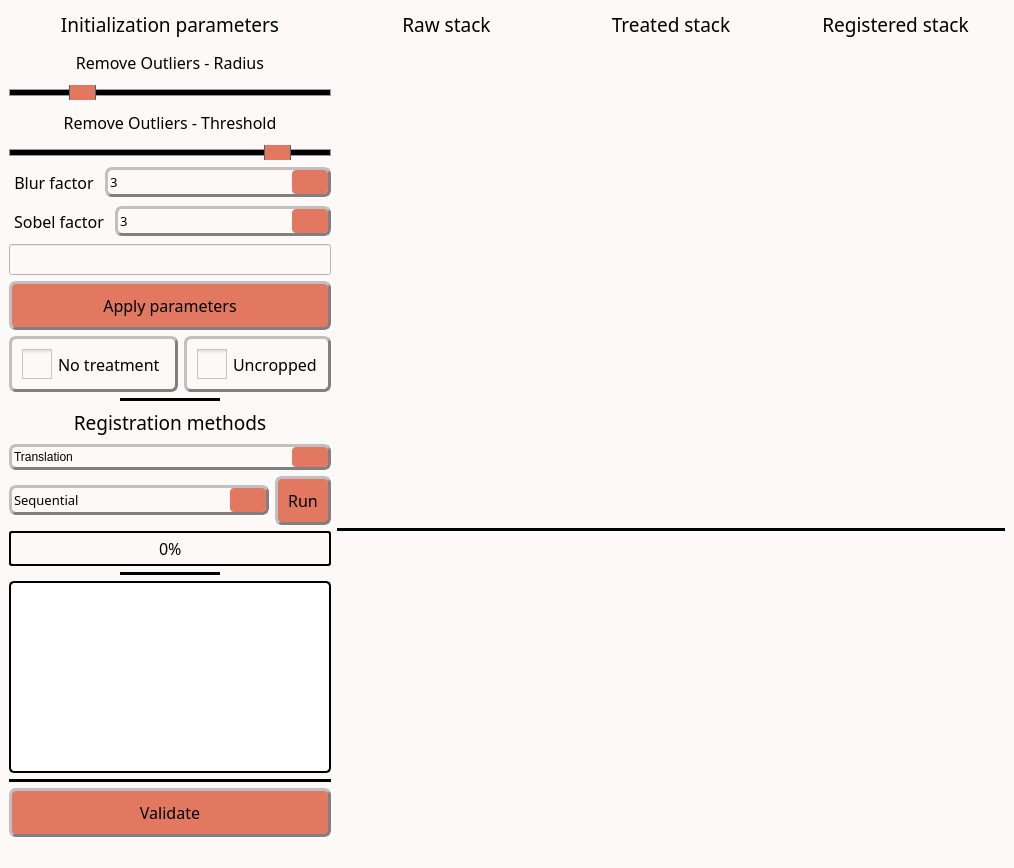
Above: inichord/Registration.ui from Cyril-Langlois/iniCHORD before the change. Below: the same form after it.
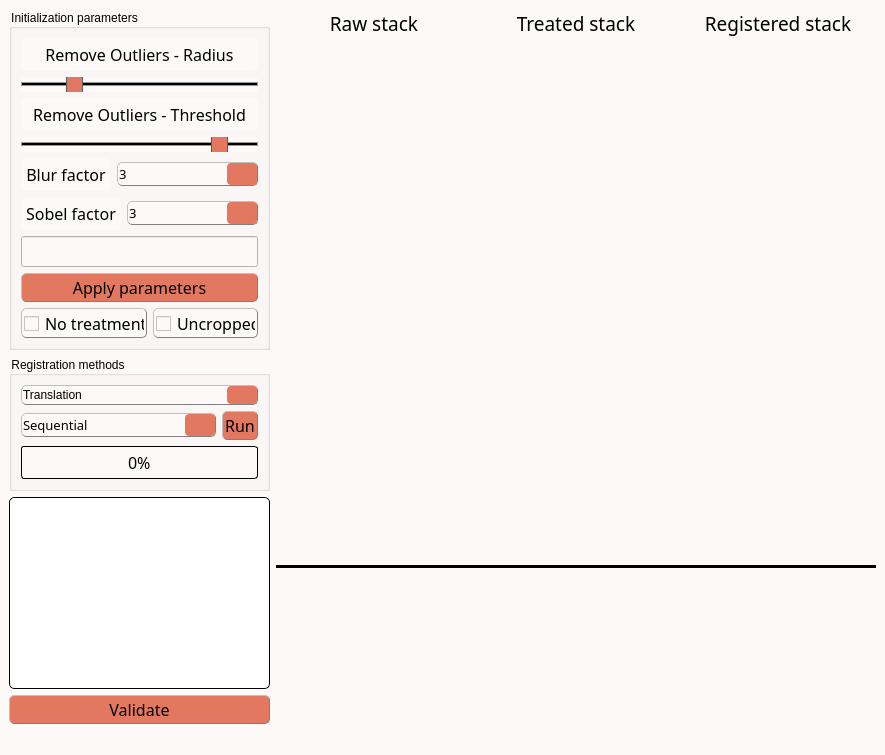
That is the form after the change. Icons and pictures are not drawn. Custom widgets are drawn as their Qt base class.

```diff
--- a/inichord/Registration.ui
+++ b/inichord/Registration.ui
@@ -6,8 +6,8 @@
    <rect>
     <x>0</x>
     <y>0</y>
-    <width>1014</width>
-    <height>848</height>
+    <width>885</width>
+    <height>692</height>
    </rect>
   </property>
   <property name="windowTitle">
@@ -37,8 +37,8 @@
 
 /* style des bordures 2 */
 QPushButton, QPushButton:hover, QCheckBox, QComboBox, QSpinBox  {
-	border-radius: 7px;
-	border-width: 3px;
+	border-radius: 5px;
+	border-width: 1px;
 	border-color: gray;
 }
 
@@ -49,15 +49,15 @@
 QComboBox, QTextEdit, QSpinBox {font: 10pt &quot;Noto Sans Cond&quot;}
 
 /* Padding 1 */
-QLabel, QComboBox, QComboBox::down-arrow, QSpinBox, QSpinBox::down-arrow, QSpinBox::up-arrow {padding : 2px;}
+QLabel, QComboBox, QComboBox::down-arrow, QSpinBox, QSpinBox::down-arrow, QSpinBox::up-arrow {padding : 1px;}
 
 /* Padding 2 */
-QPushButton, QPushButton:hover, QCheckBox {padding : 10px;}
+QPushButton, QPushButton:hover, QCheckBox {padding : 2px;}
 
 /* Gestion taille des QCheckBoxes */
 QCheckBox::indicator:unchecked, QCheckBox::indicator:unchecked:hover, QCheckBox::indicator:checked, QCheckBox::indicator:checked:hover  {
-	width :30px;
-	height : 30px;
+	width :15px;
+	height : 15px;
 }
 
 QLabel {
@@ -79,19 +79,19 @@
 
 QComboBox::drop-down:button{
 	border-radius: 4px;
-	border-width: 3px;
-	width: 36px;
+	border-width: 1px;
+	width: 30px;
 }
 
 QComboBox::down-arrow {
-	image : url(icons/Arrow_down.png);
-    width: 13px;
+	 image : url(icons/Arrow_down.png); 
+    width: 12px;
     height: 12px;
 }
 
 Line{
 	format: plain;
-	midLine-Width : 5px;
+	midLine-Width : 1px;
 }
 
 QFrame[height=&quot;3&quot;], QFrame[width=&quot;3&quot;] {background-color: #3A3939;}
@@ -100,7 +100,7 @@
 	background-color: rgb(255, 255, 255);
 	border-style: solid;
 	border-radius: 5px;
-	border-width: 2px;
+	border-width: 1px;
 	border-color: black;
 }
 
@@ -115,45 +115,45 @@
 
 QProgressBar {
 	text-align: center;
-	border: 2px solid black;
+	border: 1px solid black;
 	border-radius: 3px;
  }
 
  QProgressBar::chunk {
 	background-color: rgb(243, 98, 64);
-	width: 20px;
+	width: 15px;
 	margin : 0.5px;
  }
 
 QSpinBox::drop-down:button, QSpinBox::drop-up:button {
 	border-radius: 2px;
-	border-width: 3px;
+	border-width: 1px;
 	width: 36px;
 }
 
 QSpinBox::down-arrow {
 	image : url(icons/Arrow_down.png);
-    width: 26px;
-    height: 24px;
+    width: 24px;
+    height: 22px;
 }
 
 QSpinBox::up-arrow {
 	image : url(icons/Arrow_up.png);
-    width: 26px;
-    height: 24px;
+    width: 24px;
+    height: 22px;
 }
 
 QSlider::groove:horizontal {
     border: 1px solid #999999;
-    height: 5px; /* the groove expands to the size of the slider by default. by giving it a height, it has a fixed size */
+    height: 2px; /* the groove expands to the size of the slider by default. by giving it a height, it has a fixed size */
     background-color: rgb(0, 0, 0);
-    margin: 2px 0;
+    margin: 1px 0;
 }
 
 QSlider::handle:horizontal {
     border: 1px solid #5c5c5c;
-    width: 25px;
-    height: 40px;
+    width: 15px;
+    height: 30px;
     margin: -10px 0; /* handle is placed by default on the contents rect of the groove. Expand outside the groove */
     border-radius: 3px;
 }</string>
@@ -162,217 +162,17 @@
    <property name="styleSheet">
     <string notr="true"/>
    </property>
-   <layout class="QHBoxLayout" name="horizontalLayout_8">
+   <layout class="QHBoxLayout" name="horizontalLayout_2">
     <item>
      <layout class="QHBoxLayout" name="horizontalLayout_5">
       <item>
        <layout class="QVBoxLayout" name="verticalLayout_6">
         <item>
-         <widget class="QLabel" name="label_5">
-          <property name="sizePolicy">
-           <sizepolicy hsizetype="Minimum" vsizetype="Fixed">
-            <horstretch>0</horstretch>
-            <verstretch>0</verstretch>
-           </sizepolicy>
-          </property>
-          <property name="minimumSize">
-           <size>
-            <width>114</width>
-            <height>0</height>
-           </size>
-          </property>
-          <property name="palette">
-           <palette>
-            <active>
-             <colorrole role="WindowText">
-              <brush brushstyle="SolidPattern">
-               <color alpha="255">
-                <red>0</red>
-                <green>0</green>
-                <blue>0</blue>
-               </color>
-              </brush>
-             </colorrole>
-             <colorrole role="Button">
-              <brush brushstyle="SolidPattern">
-               <color alpha="255">
-                <red>253</red>
-                <green>249</green>
-                <blue>248</blue>
-               </color>
-              </brush>
-             </colorrole>
-             <colorrole role="Text">
-              <brush brushstyle="SolidPattern">
-               <color alpha="255">
-                <red>0</red>
-                <green>0</green>
-                <blue>0</blue>
-               </color>
-              </brush>
-             </colorrole>
-             <colorrole role="ButtonText">
-              <brush brushstyle="SolidPattern">
-               <color alpha="255">
-                <red>0</red>
-                <green>0</green>
-                <blue>0</blue>
-               </color>
-              </brush>
-             </colorrole>
-             <colorrole role="Base">
-              <brush brushstyle="SolidPattern">
-               <color alpha="255">
-                <red>253</red>
-                <green>249</green>
-                <blue>248</blue>
-               </color>
-              </brush>
-             </colorrole>
-             <colorrole role="Window">
-              <brush brushstyle="SolidPattern">
-               <color alpha="255">
-                <red>253</red>
-                <green>249</green>
-                <blue>248</blue>
-               </color>
-              </brush>
-             </colorrole>
-            </active>
-            <inactive>
-             <colorrole role="WindowText">
-              <brush brushstyle="SolidPattern">
-               <color alpha="255">
-                <red>0</red>
-                <green>0</green>
-                <blue>0</blue>
-               </color>
-              </brush>
-             </colorrole>
-             <colorrole role="Button">
-              <brush brushstyle="SolidPattern">
-               <color alpha="255">
-                <red>253</red>
-                <green>249</green>
-                <blue>248</blue>
-               </color>
-              </brush>
-             </colorrole>
-             <colorrole role="Text">
-              <brush brushstyle="SolidPattern">
-               <color alpha="255">
-                <red>0</red>
-                <green>0</green>
-                <blue>0</blue>
-               </color>
-              </brush>
-             </colorrole>
-             <colorrole role="ButtonText">
-              <brush brushstyle="SolidPattern">
-               <color alpha="255">
-                <red>0</red>
-                <green>0</green>
-                <blue>0</blue>
-               </color>
-              </brush>
-             </colorrole>
-             <colorrole role="Base">
-              <brush brushstyle="SolidPattern">
-               <color alpha="255">
-                <red>253</red>
-                <green>249</green>
-                <blue>248</blue>
-               </color>
-              </brush>
-             </colorrole>
-             <colorrole role="Window">
-              <brush brushstyle="SolidPattern">
-               <color alpha="255">
-                <red>253</red>
-                <green>249</green>
-                <blue>248</blue>
-               </color>
-              </brush>
-             </colorrole>
-            </inactive>
-            <disabled>
-             <colorrole role="WindowText">
-              <brush brushstyle="SolidPattern">
-               <color alpha="255">
-                <red>0</red>
-                <green>0</green>
-                <blue>0</blue>
-               </color>
-              </brush>
-             </colorrole>
-             <colorrole role="Button">
-              <brush brushstyle="SolidPattern">
-               <color alpha="255">
-                <red>253</red>
-                <green>249</green>
-                <blue>248</blue>
-               </color>
-              </brush>
-             </colorrole>
-             <colorrole role="Text">
-              <brush brushstyle="SolidPattern">
-               <color alpha="255">
-                <red>0</red>
-                <green>0</green>
-                <blue>0</blue>
-               </color>
-              </brush>
-             </colorrole>
-             <colorrole role="ButtonText">
-              <brush brushstyle="SolidPattern">
-               <color alpha="255">
-                <red>0</red>
-                <green>0</green>
-                <blue>0</blue>
-               </color>
-              </brush>
-             </colorrole>
-             <colorrole role="Base">
-              <brush brushstyle="SolidPattern">
-               <color alpha="255">
-                <red>253</red>
-                <green>249</green>
-                <blue>248</blue>
-               </color>
-              </brush>
-             </colorrole>
-             <colorrole role="Window">
-              <brush brushstyle="SolidPattern">
-               <color alpha="255">
-                <red>253</red>
-                <green>249</green>
-                <blue>248</blue>
-               </color>
-              </brush>
-             </colorrole>
-            </disabled>
-           </palette>
-          </property>
-          <property name="font">
-           <font>
-            <family>Noto Sans Cond</family>
-            <pointsize>14</pointsize>
-            <weight>50</weight>
-            <italic>false</italic>
-            <bold>false</bold>
-           </font>
-          </property>
-          <property name="styleSheet">
-           <string notr="true"/>
-          </property>
-          <property name="text">
+         <widget class="QGroupBox" name="groupBox">
+          <property name="title">
            <string>Initialization parameters</string>
           </property>
-          <property name="alignment">
-           <set>Qt::AlignCenter</set>
-          </property>
-         </widget>
-        </item>
+          <layout class="QVBoxLayout" name="verticalLayout_10">
         <item>
          <layout class="QVBoxLayout" name="verticalLayout_5">
           <item>
@@ -780,7 +580,7 @@
           </property>
           <property name="minimumSize">
            <size>
-            <width>116</width>
+               <width>96</width>
             <height>0</height>
            </size>
           </property>
@@ -816,7 +616,7 @@
             </property>
             <property name="minimumSize">
              <size>
-              <width>116</width>
+                 <width>96</width>
               <height>0</height>
              </size>
             </property>
@@ -850,7 +650,7 @@
             </property>
             <property name="minimumSize">
              <size>
-              <width>116</width>
+                 <width>96</width>
               <height>0</height>
              </size>
             </property>
@@ -876,255 +676,17 @@
           </item>
          </layout>
         </item>
-        <item alignment="Qt::AlignHCenter">
-         <widget class="Line" name="line">
-          <property name="enabled">
-           <bool>true</bool>
-          </property>
-          <property name="sizePolicy">
-           <sizepolicy hsizetype="Fixed" vsizetype="Fixed">
-            <horstretch>0</horstretch>
-            <verstretch>0</verstretch>
-           </sizepolicy>
-          </property>
-          <property name="minimumSize">
-           <size>
-            <width>100</width>
-            <height>0</height>
-           </size>
-          </property>
-          <property name="font">
-           <font>
-            <pointsize>10</pointsize>
-            <weight>50</weight>
-            <bold>false</bold>
-           </font>
-          </property>
-          <property name="styleSheet">
-           <string notr="true"/>
-          </property>
-          <property name="frameShadow">
-           <enum>QFrame::Plain</enum>
-          </property>
-          <property name="lineWidth">
-           <number>5</number>
-          </property>
-          <property name="midLineWidth">
-           <number>5</number>
-          </property>
-          <property name="orientation">
-           <enum>Qt::Horizontal</enum>
-          </property>
+          </layout>
          </widget>
         </item>
         <item>
          <layout class="QVBoxLayout" name="verticalLayout_2">
           <item>
-           <widget class="QLabel" name="label_6">
-            <property name="sizePolicy">
-             <sizepolicy hsizetype="Preferred" vsizetype="Fixed">
-              <horstretch>0</horstretch>
-              <verstretch>0</verstretch>
-             </sizepolicy>
-            </property>
-            <property name="minimumSize">
-             <size>
-              <width>114</width>
-              <height>0</height>
-             </size>
-            </property>
-            <property name="palette">
-             <palette>
-              <active>
-               <colorrole role="WindowText">
-                <brush brushstyle="SolidPattern">
-                 <color alpha="255">
-                  <red>0</red>
-                  <green>0</green>
-                  <blue>0</blue>
-                 </color>
-                </brush>
-               </colorrole>
-               <colorrole role="Button">
-                <brush brushstyle="SolidPattern">
-                 <color alpha="255">
-                  <red>253</red>
-                  <green>249</green>
-                  <blue>248</blue>
-                 </color>
-                </brush>
-               </colorrole>
-               <colorrole role="Text">
-                <brush brushstyle="SolidPattern">
-                 <color alpha="255">
-                  <red>0</red>
-                  <green>0</green>
-                  <blue>0</blue>
-                 </color>
-                </brush>
-               </colorrole>
-               <colorrole role="ButtonText">
-                <brush brushstyle="SolidPattern">
-                 <color alpha="255">
-                  <red>0</red>
-                  <green>0</green>
-                  <blue>0</blue>
-                 </color>
-                </brush>
-               </colorrole>
-               <colorrole role="Base">
-                <brush brushstyle="SolidPattern">
-                 <color alpha="255">
-                  <red>253</red>
-                  <green>249</green>
-                  <blue>248</blue>
-                 </color>
-                </brush>
-               </colorrole>
-               <colorrole role="Window">
-                <brush brushstyle="SolidPattern">
-                 <color alpha="255">
-                  <red>253</red>
-                  <green>249</green>
-                  <blue>248</blue>
-                 </color>
-                </brush>
-               </colorrole>
-              </active>
-              <inactive>
-               <colorrole role="WindowText">
-                <brush brushstyle="SolidPattern">
-                 <color alpha="255">
-                  <red>0</red>
-                  <green>0</green>
-                  <blue>0</blue>
-                 </color>
-                </brush>
-               </colorrole>
-               <colorrole role="Button">
-                <brush brushstyle="SolidPattern">
-                 <color alpha="255">
-                  <red>253</red>
-                  <green>249</green>
-                  <blue>248</blue>
-                 </color>
-                </brush>
-               </colorrole>
-               <colorrole role="Text">
-                <brush brushstyle="SolidPattern">
-                 <color alpha="255">
-                  <red>0</red>
-                  <green>0</green>
-                  <blue>0</blue>
-                 </color>
-                </brush>
-               </colorrole>
-               <colorrole role="ButtonText">
-                <brush brushstyle="SolidPattern">
-                 <color alpha="255">
-                  <red>0</red>
-                  <green>0</green>
-                  <blue>0</blue>
-                 </color>
-                </brush>
-               </colorrole>
-               <colorrole role="Base">
-                <brush brushstyle="SolidPattern">
-                 <color alpha="255">
-                  <red>253</red>
-                  <green>249</green>
-                  <blue>248</blue>
-                 </color>
-                </brush>
-               </colorrole>
-               <colorrole role="Window">
-                <brush brushstyle="SolidPattern">
-                 <color alpha="255">
-                  <red>253</red>
-                  <green>249</green>
-                  <blue>248</blue>
-                 </color>
-                </brush>
-               </colorrole>
-              </inactive>
-              <disabled>
-               <colorrole role="WindowText">
-                <brush brushstyle="SolidPattern">
-                 <color alpha="255">
-                  <red>0</red>
-                  <green>0</green>
-                  <blue>0</blue>
-                 </color>
-                </brush>
-               </colorrole>
-               <colorrole role="Button">
-                <brush brushstyle="SolidPattern">
-                 <color alpha="255">
-                  <red>253</red>
-                  <green>249</green>
-                  <blue>248</blue>
-                 </color>
-                </brush>
-               </colorrole>
-               <colorrole role="Text">
-                <brush brushstyle="SolidPattern">
-                 <color alpha="255">
-                  <red>0</red>
-                  <green>0</green>
-                  <blue>0</blue>
-                 </color>
-                </brush>
-               </colorrole>
-               <colorrole role="ButtonText">
-                <brush brushstyle="SolidPattern">
-                 <color alpha="255">
-                  <red>0</red>
-                  <green>0</green>
-                  <blue>0</blue>
-                 </color>
-                </brush>
-               </colorrole>
-               <colorrole role="Base">
-                <brush brushstyle="SolidPattern">
-                 <color alpha="255">
-                  <red>253</red>
-                  <green>249</green>
-                  <blue>248</blue>
-                 </color>
-                </brush>
-               </colorrole>
-               <colorrole role="Window">
-                <brush brushstyle="SolidPattern">
-                 <color alpha="255">
-                  <red>253</red>
-                  <green>249</green>
-                  <blue>248</blue>
-                 </color>
-                </brush>
-               </colorrole>
-              </disabled>
-             </palette>
-            </property>
-            <property name="font">
-             <font>
-              <family>Noto Sans Cond</family>
-              <pointsize>14</pointsize>
-              <weight>50</weight>
-              <italic>false</italic>
-              <bold>false</bold>
-             </font>
-            </property>
-            <property name="styleSheet">
-             <string notr="true"/>
-            </property>
-            <property name="text">
+           <widget class="QGroupBox" name="groupBox_2">
+            <property name="title">
              <string>Registration methods</string>
             </property>
-            <property name="alignment">
-             <set>Qt::AlignCenter</set>
-            </property>
-           </widget>
-          </item>
+            <layout class="QVBoxLayout" name="verticalLayout_11">
           <item>
            <widget class="QComboBox" name="transfo_comboBox">
             <property name="sizePolicy">
@@ -1135,7 +697,7 @@
             </property>
             <property name="minimumSize">
              <size>
-              <width>85</width>
+                 <width>79</width>
               <height>0</height>
              </size>
             </property>
@@ -1181,7 +743,7 @@
               </property>
               <property name="minimumSize">
                <size>
-                <width>85</width>
+                   <width>79</width>
                 <height>0</height>
                </size>
               </property>
@@ -1251,8 +813,6 @@
             </item>
            </layout>
           </item>
-         </layout>
-        </item>
         <item>
          <widget class="QProgressBar" name="progressBar">
           <property name="sizePolicy">
@@ -1284,46 +844,10 @@
           </property>
          </widget>
         </item>
-        <item alignment="Qt::AlignHCenter">
-         <widget class="Line" name="line_3">
-          <property name="enabled">
-           <bool>true</bool>
-          </property>
-          <property name="sizePolicy">
-           <sizepolicy hsizetype="Fixed" vsizetype="Fixed">
-            <horstretch>0</horstretch>
-            <verstretch>0</verstretch>
-           </sizepolicy>
-          </property>
-          <property name="minimumSize">
-           <size>
-            <width>100</width>
-            <height>0</height>
-           </size>
-          </property>
-          <property name="font">
-           <font>
-            <pointsize>10</pointsize>
-            <weight>50</weight>
-            <bold>false</bold>
-           </font>
-          </property>
-          <property name="styleSheet">
-           <string notr="true"/>
-          </property>
-          <property name="frameShadow">
-           <enum>QFrame::Plain</enum>
-          </property>
-          <property name="lineWidth">
-           <number>5</number>
-          </property>
-          <property name="midLineWidth">
-           <number>5</number>
-          </property>
-          <property name="orientation">
-           <enum>Qt::Horizontal</enum>
-          </property>
-         </widget>
+            </layout>
+           </widget>
+          </item>
+         </layout>
         </item>
         <item>
          <layout class="QVBoxLayout" name="verticalLayout_7">
@@ -1524,22 +1048,6 @@
             </property>
            </widget>
           </item>
-          <item>
-           <widget class="Line" name="line_6">
-            <property name="frameShadow">
-             <enum>QFrame::Plain</enum>
-            </property>
-            <property name="lineWidth">
-             <number>5</number>
-            </property>
-            <property name="midLineWidth">
-             <number>5</number>
-            </property>
-            <property name="orientation">
-             <enum>Qt::Horizontal</enum>
-            </property>
-           </widget>
-          </item>
           <item>
            <widget class="QPushButton" name="Push_valid">
             <property name="sizePolicy">
@@ -1550,7 +1058,7 @@
             </property>
             <property name="minimumSize">
              <size>
-              <width>116</width>
+              <width>96</width>
               <height>0</height>
              </size>
             </property>
@@ -2278,7 +1786,7 @@
             <property name="minimumSize">
              <size>
               <width>600</width>
-              <height>300</height>
+              <height>150</height>
              </size>
             </property>
             <property name="styleSheet">
@@ -2299,7 +1807,7 @@
     <rect>
      <x>0</x>
      <y>0</y>
-     <width>1014</width>
+     <width>885</width>
      <height>20</height>
     </rect>
    </property>
```
Lines whose indentation alone changed are shown as unchanged.
